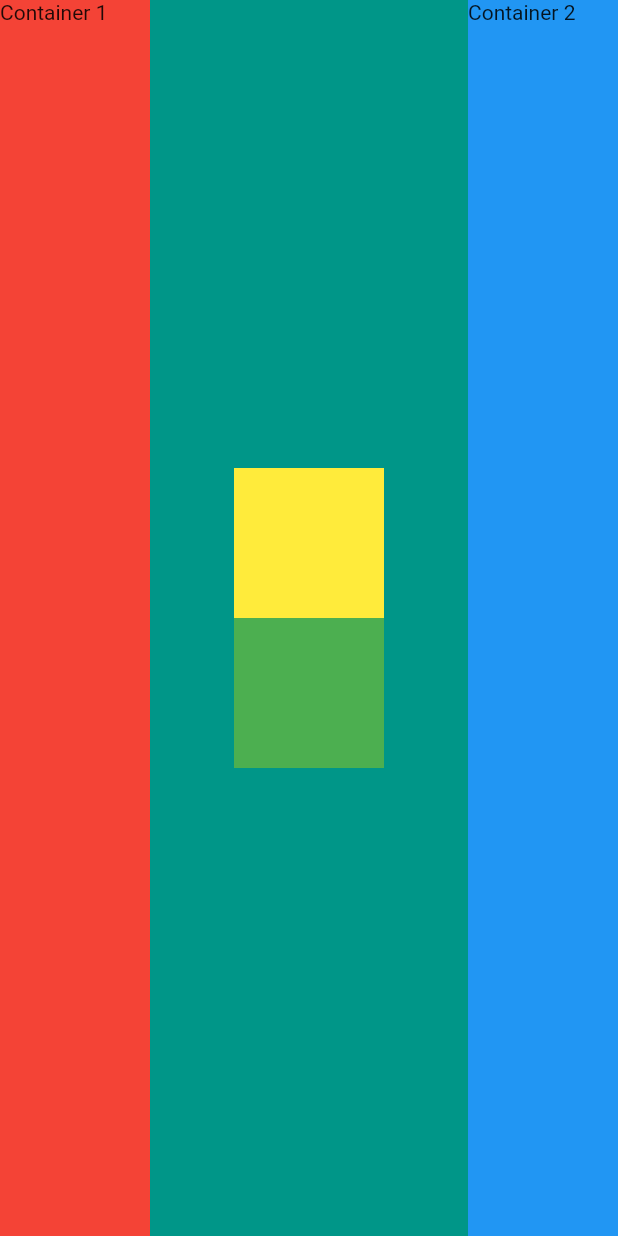
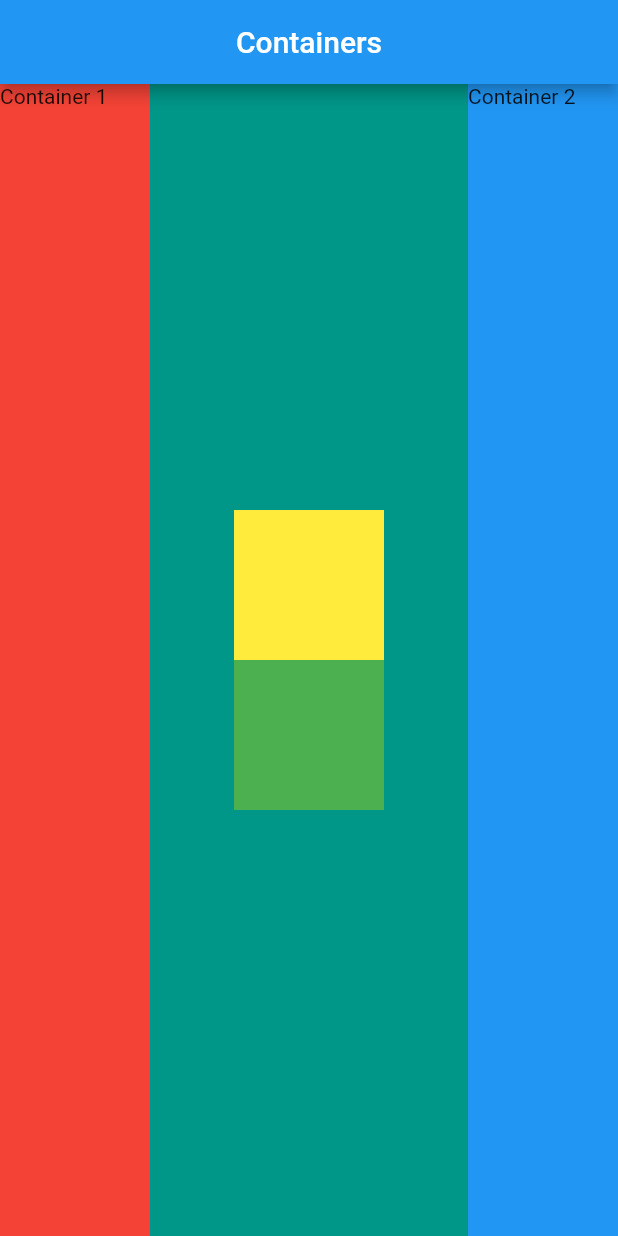
Before and after one commit to tdygert/containers_2, a Flutter app: the screen it shows after launch, on a phone screen of 412 x 824 dp. Run offline on Flutter 3.47's test engine with Material 2 defaults, Android fonts, the phone set to English and light mode, and no system bars.

Commit message:
added back appBar after changing project name, module name and directoryname to containers_challenge

```diff
--- a/lib/main.dart
+++ b/lib/main.dart
@@ -8,13 +8,13 @@ class MyApp extends StatelessWidget {
     return MaterialApp(
       home: Scaffold(
         backgroundColor: Colors.teal,
-        /*appBar: AppBar(
+        appBar: AppBar(
           title: Center(
             child: Text(
               'Containers',
             ),
           ),
-        ),*/
+        ),
         body: SafeArea(
           child: Row(
             mainAxisAlignment: MainAxisAlignment.spaceBetween,
```
